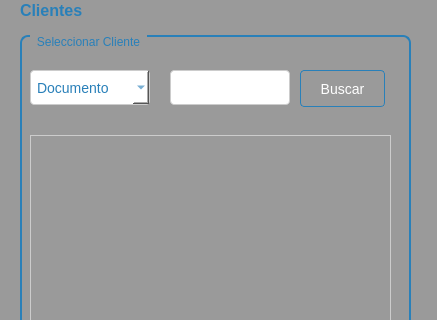
First picture: the form in Sistema de ventas/ui/FrmBuscarClienteCotizacion.ui, repository CodeDrTech/DevelopPython, before the edit; both pictures show x 0 to 437 and y 0 to 320 of the 437 by 556 pixel window.
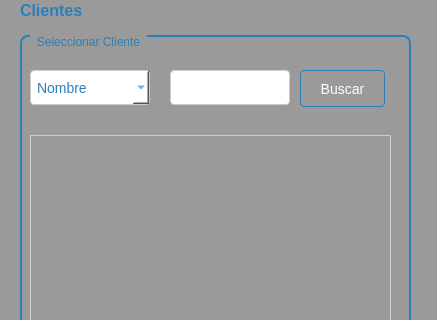
Second picture: the form after the edit.

Diff of the .ui file:
```diff
--- a/Sistema de ventas/ui/FrmBuscarClienteCotizacion.ui
+++ b/Sistema de ventas/ui/FrmBuscarClienteCotizacion.ui
@@ -116,7 +116,7 @@
      </property>
      <item>
       <property name="text">
-       <string>Documento</string>
+       <string>Nombre</string>
       </property>
      </item>
      <item>
```
Left out of the diff: 4 changed lines with no effect on the pictures.
